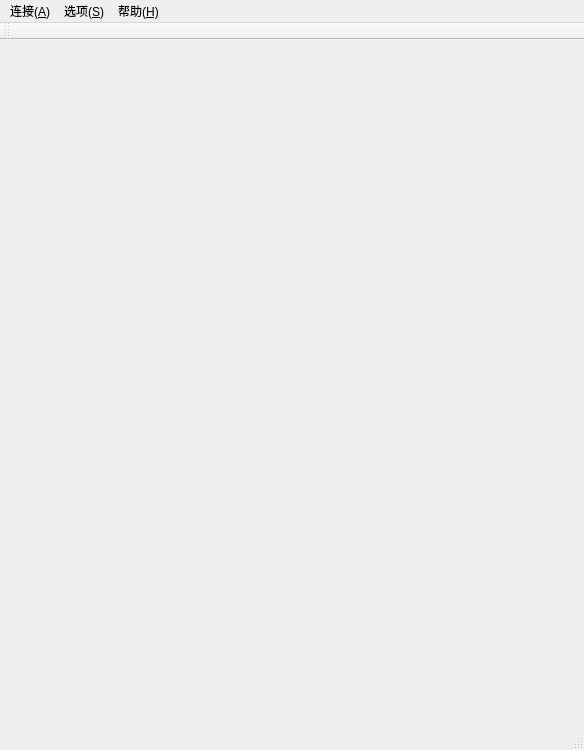
Before: the Qt Designer form myclass.ui in zsjsll/bracket-turntable, drawn with Qt 5.
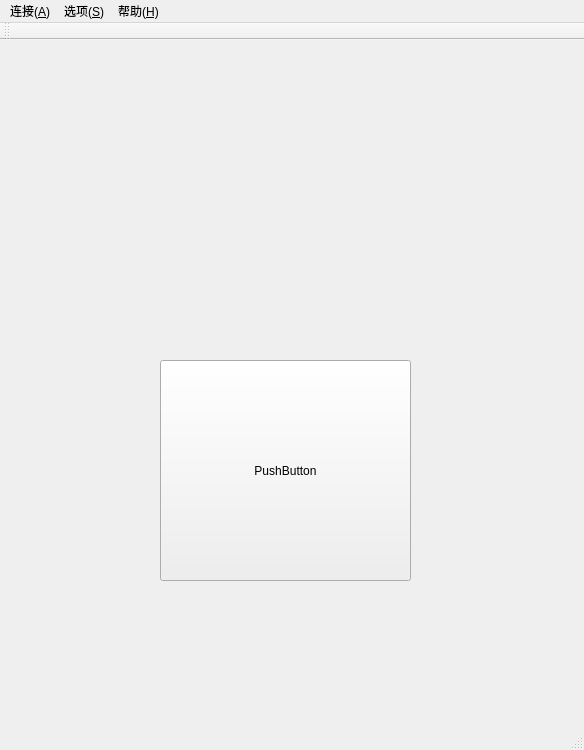
After: the same form once the commit is applied.

```diff
--- a/myclass.ui
+++ b/myclass.ui
@@ -13,7 +13,24 @@
   <property name="windowTitle">
    <string>MyClass</string>
   </property>
-  <widget class="QWidget" name="centralWidget"/>
+  <property name="styleSheet">
+   <string notr="true"/>
+  </property>
+  <widget class="QWidget" name="centralWidget">
+   <widget class="QPushButton" name="pushButton">
+    <property name="geometry">
+     <rect>
+      <x>160</x>
+      <y>320</y>
+      <width>251</width>
+      <height>221</height>
+     </rect>
+    </property>
+    <property name="text">
+     <string>PushButton</string>
+    </property>
+   </widget>
+  </widget>
   <widget class="QMenuBar" name="menuBar">
    <property name="geometry">
     <rect>
```
